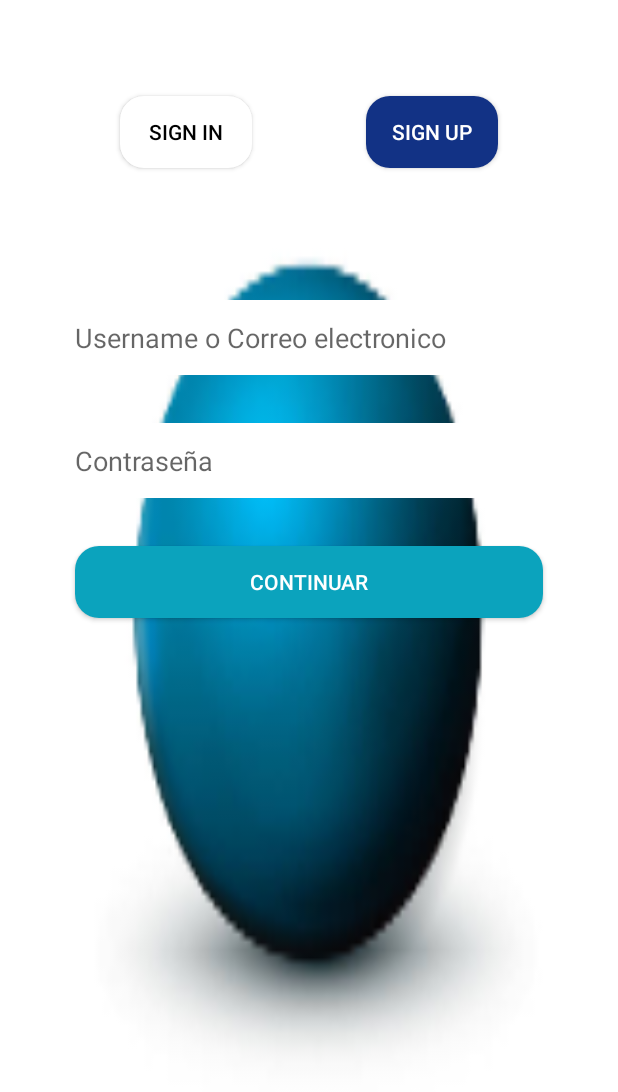
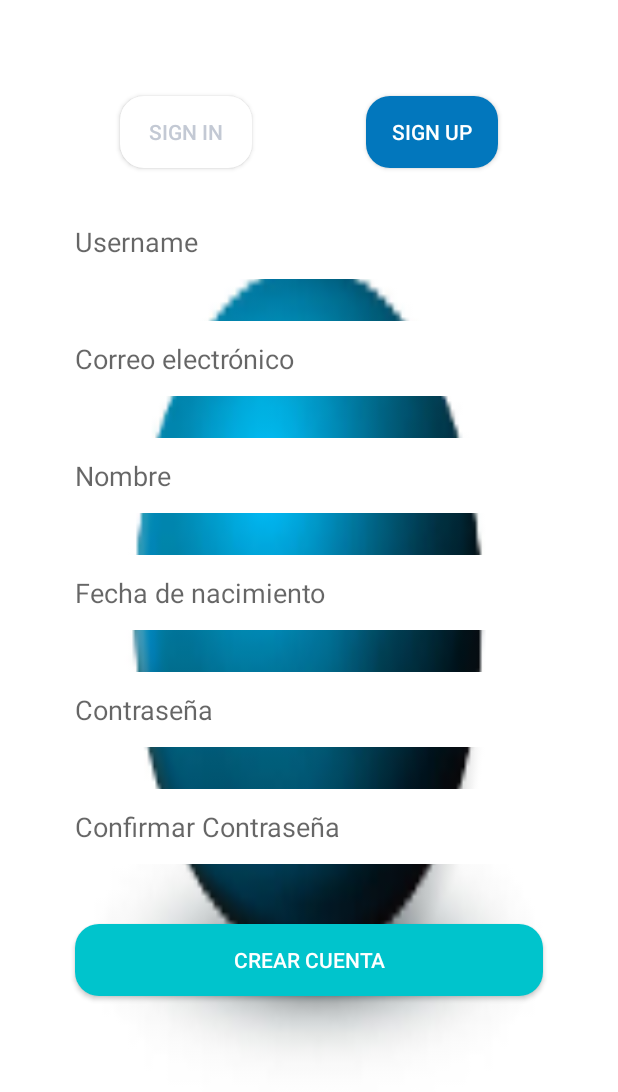
Before and after one commit to javidran/petland-app, an Android app: the SignUpActivity screen opened directly, with no data from a screen before it, on a phone screen of 412 x 824 dp. Shown: the top 1092 px of the screen. Run offline under Robolectric (Android 15) with nearby library versions, the phone set to English and light mode, and no system bars.

Commit message:
Update activity_signup.xml
Cambios en la vista de sign up

```diff
--- a/app/src/main/res/layout/activity_signup.xml
+++ b/app/src/main/res/layout/activity_signup.xml
@@ -7,17 +7,19 @@
     tools:context=".MainActivity"
     android:background="@mipmap/ic_launcher_foreground">
 
+
     <Button
         android:id="@+id/buttonSignIn"
         android:layout_width="wrap_content"
         android:layout_height="wrap_content"
         android:layout_marginStart="80dp"
         android:layout_marginTop="64dp"
+
         android:background="@drawable/buttom_without_corners"
         android:backgroundTint="#FFFFFF"
         android:onClick="signIn"
         android:text="Sign In"
-        android:textColor="#000000"
+        android:textColor="#C3C9D4"
         app:layout_constraintStart_toStartOf="parent"
         app:layout_constraintTop_toTopOf="parent" />
 
@@ -28,7 +30,7 @@
         android:layout_marginTop="64dp"
         android:layout_marginEnd="80dp"
         android:background="@drawable/buttom_without_corners"
-        android:backgroundTint="#123285"
+        android:backgroundTint="#0277BD"
         android:text="Sign Up"
         android:textColor="#FFFFFF"
         app:layout_constraintEnd_toEndOf="parent"
@@ -36,51 +38,117 @@
         app:layout_constraintStart_toEndOf="@+id/buttonSignIn"
         app:layout_constraintTop_toTopOf="parent" />
 
+
+    <EditText
+        android:id="@+id/editTextUsername"
+        android:layout_width="match_parent"
+        android:layout_height="50dp"
+        android:layout_marginStart="50dp"
+        android:layout_marginTop="136dp"
+        android:layout_marginEnd="50dp"
+        android:background="@drawable/edittext_without_corners"
+        android:ems="10"
+        android:hint="Username"
+        android:inputType="textEmailAddress"
+        app:layout_constraintEnd_toEndOf="parent"
+        app:layout_constraintHorizontal_bias="0.0"
+        app:layout_constraintStart_toStartOf="parent"
+        app:layout_constraintTop_toTopOf="parent" />
+
+    <EditText
+        android:id="@+id/editTextEmail"
+        android:layout_width="match_parent"
+        android:layout_height="50dp"
+        android:layout_marginStart="50dp"
+        android:layout_marginTop="28dp"
+        android:layout_marginEnd="50dp"
+        android:background="@drawable/edittext_without_corners"
+        android:ems="10"
+        android:hint="Correo electrónico"
+        android:inputType="textEmailAddress"
+        app:layout_constraintEnd_toEndOf="parent"
+        app:layout_constraintHorizontal_bias="1.0"
+        app:layout_constraintStart_toStartOf="parent"
+        app:layout_constraintTop_toBottomOf="@+id/editTextUsername" />
+
+    <EditText
+        android:id="@+id/editTextName"
+        android:layout_width="match_parent"
+        android:layout_height="50dp"
+        android:layout_marginStart="50dp"
+        android:layout_marginTop="28dp"
+        android:layout_marginEnd="50dp"
+        android:background="@drawable/edittext_without_corners"
+        android:ems="10"
+        android:hint="Nombre"
+        android:inputType="textPersonName"
+        app:layout_constraintEnd_toEndOf="parent"
+        app:layout_constraintHorizontal_bias="0.0"
+        app:layout_constraintStart_toStartOf="parent"
+        app:layout_constraintTop_toBottomOf="@id/editTextEmail" />
+
+    <EditText
+        android:id="@+id/editTextBirthday"
+        android:layout_width="match_parent"
+        android:layout_height="50dp"
+        android:layout_marginStart="50dp"
+        android:layout_marginTop="28dp"
+        android:layout_marginEnd="50dp"
+        android:background="@drawable/edittext_without_corners"
+        android:ems="10"
+        android:hint="Fecha de nacimiento"
+        android:inputType="textPostalAddress"
+        app:layout_constraintEnd_toEndOf="parent"
+        app:layout_constraintHorizontal_bias="1.0"
+        app:layout_constraintStart_toStartOf="parent"
+        app:layout_constraintTop_toBottomOf="@+id/editTextName" />
+
     <EditText
         android:id="@+id/editTextPassword"
         android:layout_width="match_parent"
         android:layout_height="50dp"
         android:layout_marginStart="50dp"
-        android:layout_marginTop="32dp"
+        android:layout_marginTop="28dp"
         android:layout_marginEnd="50dp"
         android:background="@drawable/edittext_without_corners"
         android:ems="10"
         android:hint="Contraseña"
         android:inputType="textPassword"
         app:layout_constraintEnd_toEndOf="parent"
-        app:layout_constraintHorizontal_bias="1.0"
+        app:layout_constraintHorizontal_bias="0.0"
         app:layout_constraintStart_toStartOf="parent"
-        app:layout_constraintTop_toBottomOf="@+id/editTextEmail" />
+        app:layout_constraintTop_toBottomOf="@+id/editTextBirthday" />
 
     <EditText
-        android:id="@+id/editTextEmail"
+        android:id="@+id/editTextConfirmPassword"
         android:layout_width="match_parent"
         android:layout_height="50dp"
         android:layout_marginStart="50dp"
-        android:layout_marginTop="200dp"
+        android:layout_marginTop="28dp"
         android:layout_marginEnd="50dp"
         android:background="@drawable/edittext_without_corners"
         android:ems="10"
-        android:hint="Username o Correo electronico"
-        android:inputType="textEmailAddress"
+        android:hint="Confirmar Contraseña"
+        android:inputType="textPassword"
         app:layout_constraintEnd_toEndOf="parent"
-        app:layout_constraintHorizontal_bias="1.0"
+        app:layout_constraintHorizontal_bias="0.0"
         app:layout_constraintStart_toStartOf="parent"
-        app:layout_constraintTop_toTopOf="parent" />
+        app:layout_constraintTop_toBottomOf="@+id/editTextPassword" />
 
     <Button
-        android:id="@+id/buttonContinuar"
+        android:id="@+id/buttonCrearCuenta"
         android:layout_width="match_parent"
         android:layout_height="wrap_content"
         android:layout_marginStart="50dp"
-        android:layout_marginTop="32dp"
+        android:layout_marginTop="40dp"
         android:layout_marginEnd="50dp"
-        android:backgroundTint="#0BA3BD"
-        android:text="Continuar"
+        android:background="@drawable/buttom_without_corners"
+        android:backgroundTint="#00C4CC"
+        android:text="Crear Cuenta"
         android:textColor="#FFFFFF"
         app:layout_constraintEnd_toEndOf="parent"
+        app:layout_constraintHorizontal_bias="0.0"
         app:layout_constraintStart_toStartOf="parent"
-        app:layout_constraintTop_toBottomOf="@+id/editTextPassword"
-        android:background="@drawable/buttom_without_corners"/>
+        app:layout_constraintTop_toBottomOf="@+id/editTextConfirmPassword" />
 
 </androidx.constraintlayout.widget.ConstraintLayout>
```
